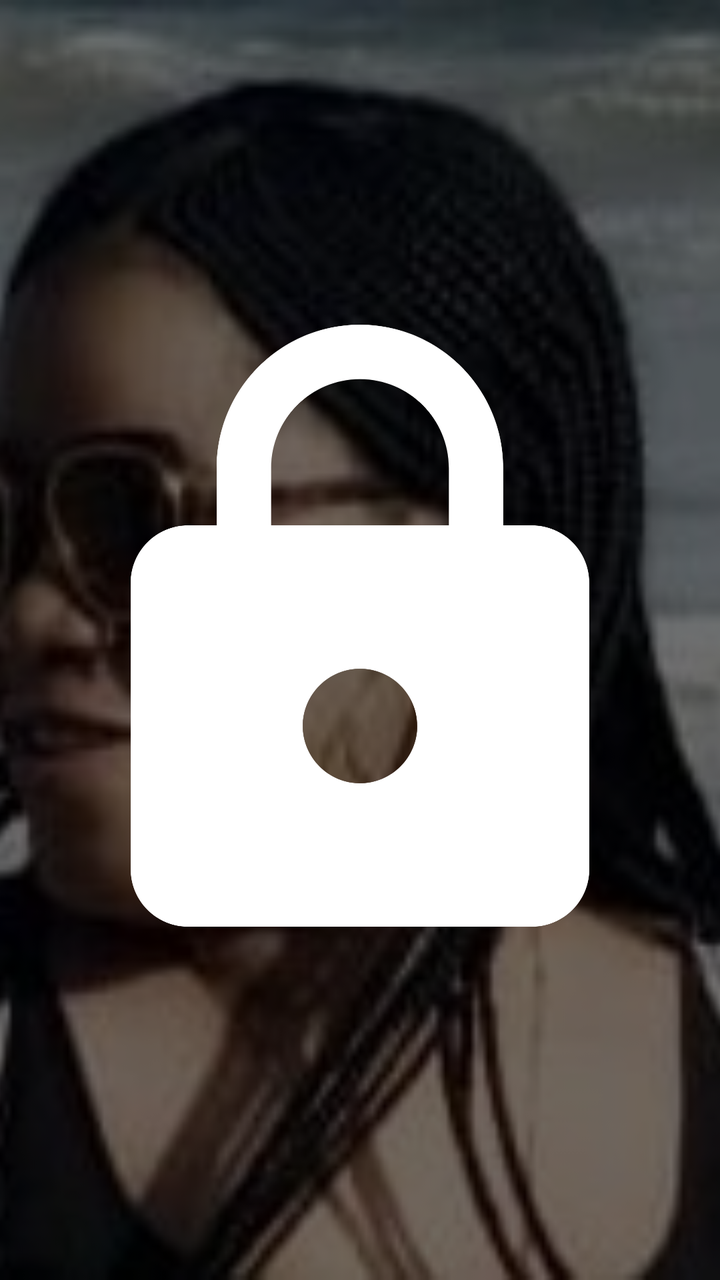
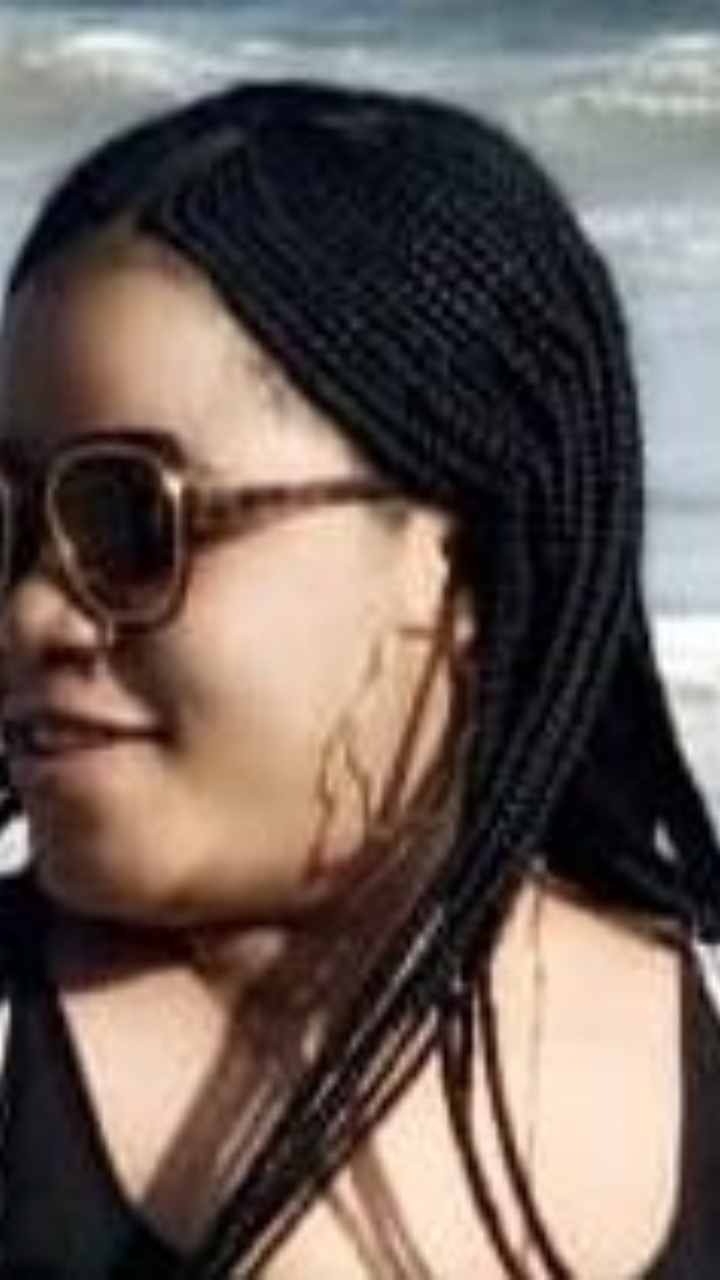

An Android layout rendered at two revisions. The XML below is the earlier revision; the diff shows what the commit changed to produce the second picture.
<!-- AndroidManifest.xml: application theme AppTheme -->
<!-- res/layout/cam_effect_item.xml -->
<?xml version="1.0" encoding="utf-8"?>
<RelativeLayout xmlns:android="http://schemas.android.com/apk/res/android"
    android:layout_width="match_parent"
    android:layout_height="60dp"
    android:layout_margin="6dp"
    xmlns:tools="http://schemas.android.com/tools"
    android:id="@+id/parent_layout">
    <ImageView
        android:scaleType="centerCrop"
        xmlns:app="http://schemas.android.com/apk/res-auto"
        android:id="@+id/profile_image"
        android:layout_width="match_parent"
        android:layout_height="match_parent"
        android:src="@drawable/filterprofile"/>
        <LinearLayout
            android:background="#90000000"
            android:layout_width="match_parent"
            android:layout_height="match_parent">
            <ImageView
                android:padding="8dp"
                android:src="@drawable/ic_lock"
                android:layout_width="match_parent"
                android:layout_height="match_parent"/>
        </LinearLayout>
    </RelativeLayout>
<!-- resources referenced by this layout -->
<resources>
  <!-- drawable filterprofile: png bitmap (drawable, 73596 bytes) -->
  <!-- drawable ic_lock (drawable) -->
  <vector android:height="24dp" android:tint="#FFFFFF"
      android:viewportHeight="24.0" android:viewportWidth="24.0"
      android:width="24dp" xmlns:android="http://schemas.android.com/apk/res/android">
      <path android:fillColor="#FF000000" android:pathData="M18,8h-1L17,6c0,-2.76 -2.24,-5 -5,-5S7,3.24 7,6v2L6,8c-1.1,0 -2,0.9 -2,2v10c0,1.1 0.9,2 2,2h12c1.1,0 2,-0.9 2,-2L20,10c0,-1.1 -0.9,-2 -2,-2zM12,17c-1.1,0 -2,-0.9 -2,-2s0.9,-2 2,-2 2,0.9 2,2 -0.9,2 -2,2zM15.1,8L8.9,8L8.9,6c0,-1.71 1.39,-3.1 3.1,-3.1 1.71,0 3.1,1.39 3.1,3.1v2z"/>
  </vector>
  <style name="AppTheme" parent="Theme.MaterialComponents.Light.DarkActionBar">
  
          
          <item name="colorPrimary">@color/colorPrimary</item>
          <item name="colorPrimaryDark">@color/colorPrimaryDark</item>
          <item name="colorAccent">@color/colorAccent</item>
      </style>
  <color name="colorPrimary">#2196F3</color>
  <color name="colorPrimaryDark">#1976D2</color>
  <color name="colorAccent">#607D8B</color>
</resources>

<!-- the commit's change to res/layout/cam_effect_item.xml (unified diff, before → after) -->
@@ -13,6 +13,8 @@
         android:layout_height="match_parent"
         android:src="@drawable/filterprofile"/>
         <LinearLayout
+            android:visibility="gone"
+            android:id="@+id/locked_layout"
             android:background="#90000000"
             android:layout_width="match_parent"
             android:layout_height="match_parent">
